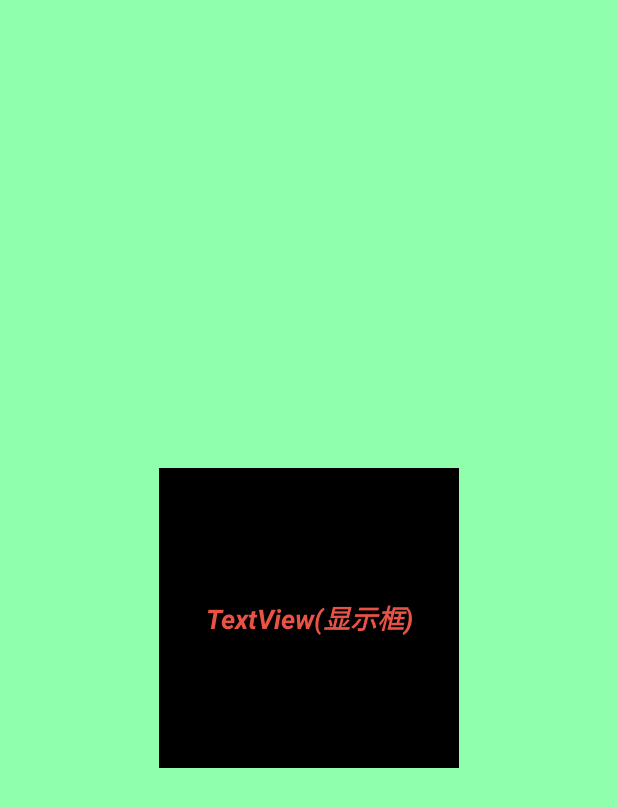
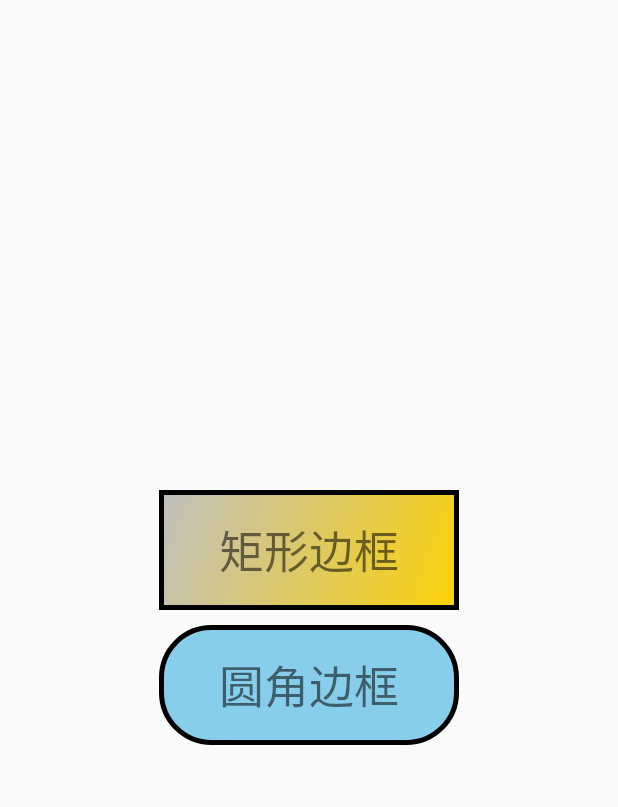
Before and after one commit to IcyLeaves/Beginning, an Android app: the screen it shows after launch (MainActivity), on a phone screen of 412 x 824 dp. Shown: the top 807 px of the screen. Run offline under Robolectric (Android 15) with nearby library versions, the phone set to English and light mode, and no system bars.

Commit message:
TextView-文本框的shape.xml编写和边框属性

```diff
--- /dev/null
+++ b/FirstApplication/app/src/main/res/drawable/txt_radiubolder.xml
@@ -0,0 +1,23 @@
+<?xml version="1.0" encoding="utf-8"?>
+<shape xmlns:android="http://schemas.android.com/apk/res/android">
+    <!-- 设置透明背景色 -->
+    <solid android:color="#87CEEB" />
+
+    <!-- 设置一个黑色边框 -->
+    <stroke
+        android:width="5px"
+        android:color="#000000" />
+    <!-- 设置四个圆角的半径 -->
+    <corners
+        android:bottomLeftRadius="50px"
+        android:bottomRightRadius="50px"
+        android:topLeftRadius="50px"
+        android:topRightRadius="50px" />
+    <!-- 设置一下边距,让空间大一点 -->
+    <padding
+        android:bottom="5dp"
+        android:left="5dp"
+        android:right="5dp"
+        android:top="5dp" />
+
+</shape>
--- /dev/null
+++ b/FirstApplication/app/src/main/res/drawable/txt_rectbolder.xml
@@ -0,0 +1,18 @@
+<?xml version="1.0" encoding="utf-8"?>
+<shape xmlns:android="http://schemas.android.com/apk/res/android">
+
+    <!-- 设置一个黑色边框 -->
+    <stroke android:width="5px" android:color="#000000"/>
+    <!-- 渐变 -->
+    <gradient
+        android:angle="135"
+        android:endColor="#C0C0C0"
+        android:startColor="#FCD209" />
+    <!-- 设置一下边距,让空间大一点 -->
+    <padding
+        android:left="5dp"
+        android:top="5dp"
+        android:right="5dp"
+        android:bottom="5dp"/>
+
+</shape>
--- a/FirstApplication/app/src/main/res/layout/activity_main.xml
+++ b/FirstApplication/app/src/main/res/layout/activity_main.xml
@@ -1,20 +1,27 @@
-<RelativeLayout xmlns:android="http://schemas.android.com/apk/res/android"
+<LinearLayout xmlns:android="http://schemas.android.com/apk/res/android"
     xmlns:tools="http://schemas.android.com/tools"
     android:layout_width="match_parent"
     android:layout_height="match_parent"
+    android:gravity="center"
+    android:orientation="vertical"
     tools:context=".MainActivity"
-    android:gravity="center"
-    android:background="#8fffad">
+    >
 
     <TextView
-        android:id="@+id/txtOne"
         android:layout_width="200dp"
-        android:layout_height="200dp"
+        android:layout_height="80dp"
+        android:background="@drawable/txt_rectbolder"
         android:gravity="center"
-        android:text="TextView(显示框)"
-        android:textColor="#EA5246"
-        android:textStyle="bold|italic"
-        android:background="#000000"
-        android:textSize="18sp" />
+        android:text="矩形边框"
+        android:textSize="30sp" />
 
-</RelativeLayout>
+    <TextView
+        android:layout_width="200dp"
+        android:layout_height="80dp"
+        android:layout_marginTop="10dp"
+        android:background="@drawable/txt_radiubolder"
+        android:gravity="center"
+        android:text="圆角边框"
+        android:textSize="30sp" />
+
+</LinearLayout>
```
